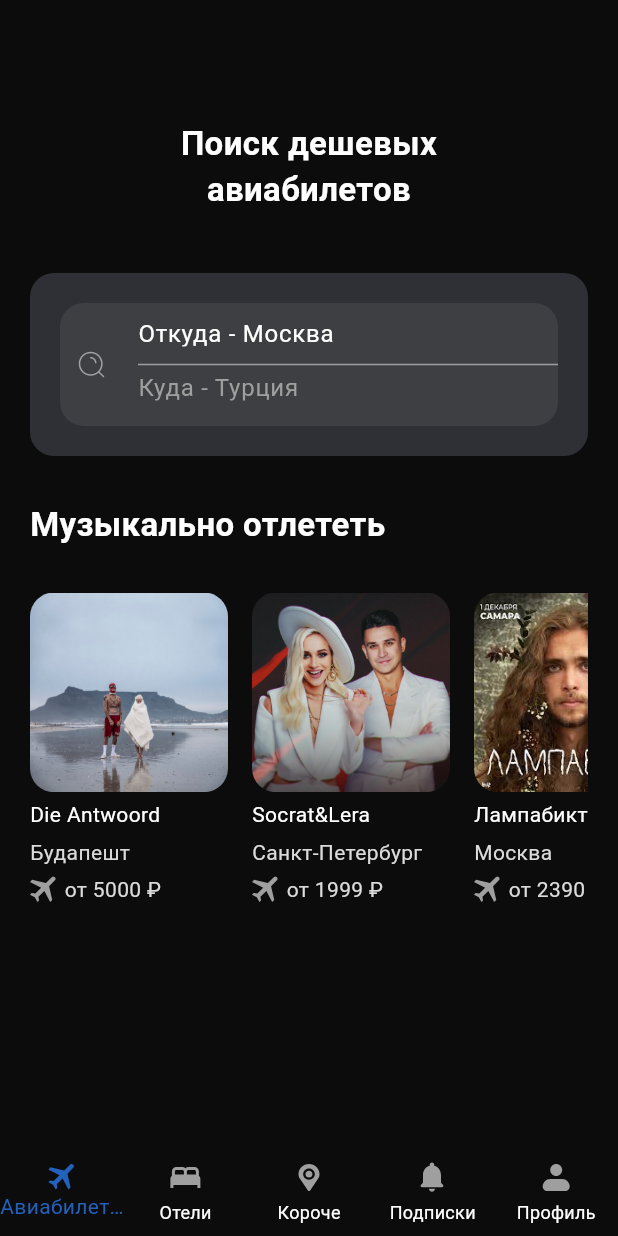
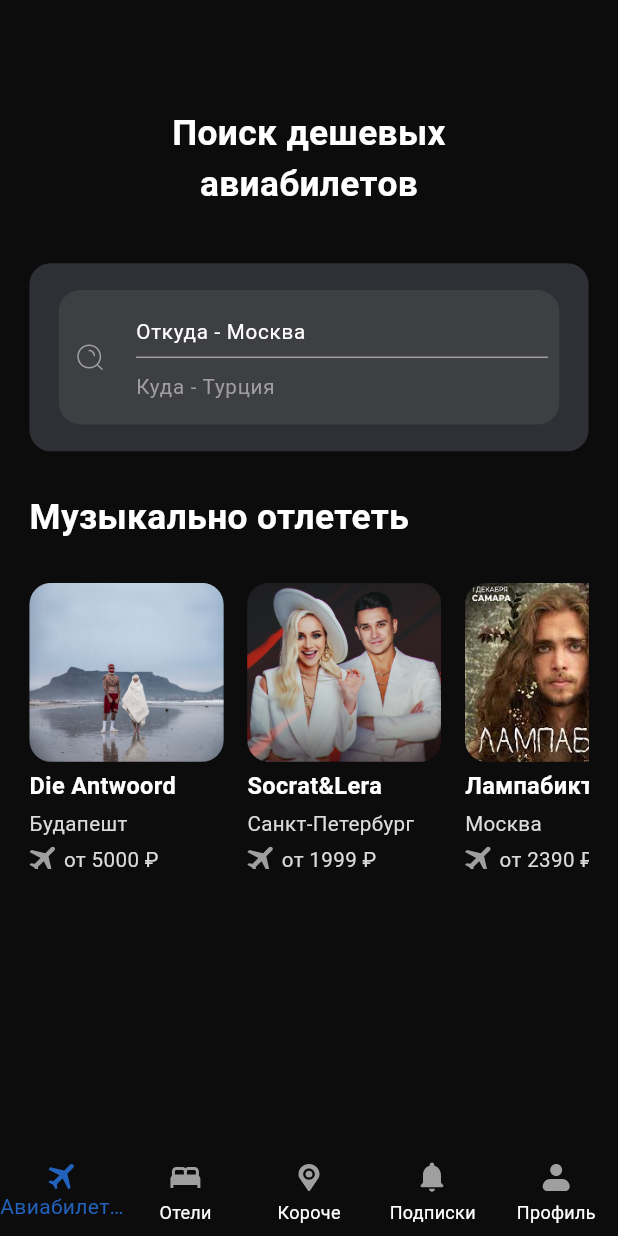
Before and after one commit to diasyerlan/flight_tickets_app_ui, a Flutter app: the screen it shows after launch, on a phone screen of 412 x 824 dp. Run offline on Flutter 3.47's test engine with Material 3 defaults, Android fonts, the phone set to English and light mode, and no system bars; our stand-ins replace flutter_screenutil, flutter_svg, shared_preferences.

Commit message:
minor updates

```diff
--- a/lib/components/bottom_bar.dart
+++ b/lib/components/bottom_bar.dart
@@ -1,5 +1,6 @@
 import 'package:flights_app/constants.dart';
 import 'package:flutter/material.dart';
+import 'package:flutter_screenutil/flutter_screenutil.dart';
 import 'package:flutter_svg/svg.dart';
 
 class CustomBottomBar extends StatelessWidget {
@@ -25,8 +26,8 @@ class CustomBottomBar extends StatelessWidget {
           BottomNavigationBarItem(
               icon: SvgPicture.asset(
                 'assets/icons/plane.svg',
-                height: 20,
-                width: 20,
+                height: 20.h,
+                width: 20.w,
               ),
               activeIcon: SvgPicture.asset('assets/icons/plane_filled.svg'),
               label: 'Авиабилеты'),
--- a/lib/constants.dart
+++ b/lib/constants.dart
@@ -13,3 +13,4 @@ Color blue = const Color(0xFF2261BC);
 const Color grey8 = Color(0xFF242529);
 Color darkBlue1 = const Color(0xFF00427D);
 Color red = const Color(0xFFFF5E5E);
+Color grey9 = const Color(0xFF5E5F61);
--- a/lib/main.dart
+++ b/lib/main.dart
@@ -3,6 +3,7 @@ import 'package:flights_app/models/title_model.dart';
 import 'package:flights_app/screens/bottom_bar.dart';
 import 'package:flutter/material.dart';
 import 'package:flutter_localizations/flutter_localizations.dart';
+import 'package:flutter_screenutil/flutter_screenutil.dart';
 import 'package:provider/provider.dart';
 
 void main() {
@@ -16,7 +17,9 @@ class MyApp extends StatelessWidget {
   // This widget is the root of your application.
   @override
   Widget build(BuildContext context) {
-    return MaterialApp(
+    return ScreenUtilInit(
+      designSize: const Size(420, 920),
+      child: MaterialApp(
           localizationsDelegates: const [
             GlobalMaterialLocalizations.delegate,
             GlobalWidgetsLocalizations.delegate,
@@ -29,14 +32,17 @@ class MyApp extends StatelessWidget {
           debugShowCheckedModeBanner: false,
           title: 'Flutter Demo',
           theme: ThemeData(
+            fontFamily: '',
             brightness: Brightness.dark,
-          bottomSheetTheme: const BottomSheetThemeData(backgroundColor: grey8),
+            bottomSheetTheme:
+                const BottomSheetThemeData(backgroundColor: grey8),
             scaffoldBackgroundColor: black,
             canvasColor: black,
             useMaterial3: true,
           ),
           home: const BottomBar(
             selectedPage: 0,
-        ));
+          )),
+    );
   }
 }
--- a/lib/screens/home_screen.dart
+++ b/lib/screens/home_screen.dart
@@ -5,6 +5,7 @@ import 'package:flights_app/models/title_model.dart';
 import 'package:flights_app/screens/search_screen.dart';
 import 'package:flutter/material.dart';
 import 'package:flutter/services.dart';
+import 'package:flutter_screenutil/flutter_screenutil.dart';
 import 'package:flutter_svg/svg.dart';
 import 'package:provider/provider.dart';
 import 'package:shared_preferences/shared_preferences.dart';
@@ -47,12 +48,12 @@ class _HomeScreenState extends State<HomeScreen> {
     return Column(
       children: [
         Container(
-          width: 200,
-          margin: const EdgeInsets.only(top: 80, bottom: 40),
-          child: const Text(
+          width: 200.w,
+          margin: EdgeInsets.only(top: 80.h, bottom: 40.h),
+          child: Text(
             'Поиск дешевых авиабилетов',
             style: TextStyle(
-              fontSize: 22,
+              fontSize: 24.sp,
               fontWeight: FontWeight.w600,
               color: Colors.white,
             ),
@@ -60,33 +61,34 @@ class _HomeScreenState extends State<HomeScreen> {
           ),
         ),
         Padding(
-          padding: const EdgeInsets.symmetric(horizontal: 20),
+          padding: EdgeInsets.symmetric(horizontal: 20.w),
           child: Column(
             children: [
               Container(
-                height: 122,
+                height: 140.h,
                 decoration: BoxDecoration(
-                    color: grey4, borderRadius: BorderRadius.circular(16)),
+                    color: grey4, borderRadius: BorderRadius.circular(16.r)),
                 child: Container(
-                  margin: const EdgeInsets.all(20),
+                  margin:
+                      EdgeInsets.symmetric(horizontal: 20.w, vertical: 20.h),
                   decoration: BoxDecoration(
-                      color: grey5, borderRadius: BorderRadius.circular(16)),
+                      color: grey5, borderRadius: BorderRadius.circular(16.r)),
                   child: Row(
                     children: [
                       Padding(
-                        padding: const EdgeInsets.symmetric(horizontal: 12),
+                        padding: EdgeInsets.symmetric(horizontal: 12.w),
                         child: SvgPicture.asset('assets/icons/search.svg'),
                       ),
-                      const SizedBox(
-                        width: 10,
+                      SizedBox(
+                        width: 10.w,
                       ),
                       Column(
                         crossAxisAlignment: CrossAxisAlignment.start,
                         mainAxisAlignment: MainAxisAlignment.center,
                         children: [
                           SizedBox(
-                            height: 20,
-                            width: 250,
+                            height: 20.h,
+                            width: 250.w,
                             child: TextField(
                               inputFormatters: [
                                 FilteringTextInputFormatter.allow(
@@ -98,22 +100,23 @@ class _HomeScreenState extends State<HomeScreen> {
                                 _saveText(text);
                               },
                               style: const TextStyle(color: Colors.white),
-                              decoration: const InputDecoration(
-                                  contentPadding: EdgeInsets.only(bottom: 12),
-                                  hintStyle: TextStyle(color: Colors.white),
+                              decoration: InputDecoration(
+                                  contentPadding: EdgeInsets.only(bottom: 14.h),
+                                  hintStyle: TextStyle(
+                                      color: Colors.white, fontSize: 14.sp),
                                   hintText: 'Откуда - Москва',
                                   border: InputBorder.none),
                             ),
                           ),
                           SizedBox(
-                            width: 280,
+                            width: 280.w,
                             child: Divider(
                               color: grey6,
                             ),
                           ),
                           SizedBox(
-                            height: 20,
-                            width: 250,
+                            height: 20.h,
+                            width: 250.w,
                             child: Consumer<TitleModel>(
                               builder: (context, value, _) {
                                 return TextField(
@@ -134,7 +137,7 @@ class _HomeScreenState extends State<HomeScreen> {
                                           height: MediaQuery.of(context)
                                                   .size
                                                   .height *
-                                              0.85,
+                                              0.92,
                                           width:
                                               MediaQuery.of(context).size.width,
                                           child: SearchScreen(
@@ -143,11 +146,12 @@ class _HomeScreenState extends State<HomeScreen> {
                                       },
                                     );
                                   },
-                                  style: const TextStyle(color: Colors.white),
+                                  style: TextStyle(
+                                      color: Colors.white, fontSize: 14.sp),
                                   decoration: InputDecoration(
                                       hintText: 'Куда - Турция',
                                       contentPadding:
-                                          const EdgeInsets.only(bottom: 12),
+                                          EdgeInsets.only(bottom: 10.h),
                                       hintStyle: TextStyle(color: grey6),
                                       border: InputBorder.none),
                                 );
@@ -161,53 +165,57 @@ class _HomeScreenState extends State<HomeScreen> {
                 ),
               ),
               Container(
-                margin: const EdgeInsets.symmetric(vertical: 30),
+                margin: EdgeInsets.symmetric(vertical: 30.h),
                 alignment: Alignment.centerLeft,
-                child: const Text(
+                child: Text(
                   'Музыкально отлететь',
                   style: TextStyle(
-                    fontSize: 22,
+                    fontSize: 24.sp,
                     fontWeight: FontWeight.w600,
                     color: Colors.white,
                   ),
                 ),
               ),
               SizedBox(
-                height: 213,
+                height: 213.h,
                 child: ListView.separated(
                   scrollDirection: Axis.horizontal,
                   itemCount: _items.length,
-                  separatorBuilder: (context, _) => const SizedBox(width: 16),
+                  separatorBuilder: (context, _) => SizedBox(width: 16.w),
                   itemBuilder: (context, index) {
                     return Column(
                       crossAxisAlignment: CrossAxisAlignment.start,
                       children: [
                         SizedBox(
-                          height: 133.16,
-                          width: 132,
+                          height: 133.16.h,
+                          width: 132.w,
                           child: ClipRRect(
-                            borderRadius: BorderRadius.circular(16),
+                            borderRadius: BorderRadius.circular(16.r),
                             child: Image.asset(
                               'assets/images/$index.png',
                               fit: BoxFit.cover,
                             ),
                           ),
                         ),
-                        const SizedBox(height: 5),
+                        SizedBox(height: 5.h),
                         Text(
                           _items[index]['title'],
-                          style: TextStyle(color: white),
+                          style: TextStyle(
+                              color: white,
+                              fontWeight: FontWeight.w600,
+                              fontSize: 16.sp),
                         ),
-                        const SizedBox(height: 5),
+                        SizedBox(height: 5.h),
                         Text(_items[index]['town'],
-                            style: TextStyle(color: grey7)),
-                        const SizedBox(height: 5),
+                            style: TextStyle(color: grey7, fontSize: 14.sp)),
+                        SizedBox(height: 5.h),
                         Row(
                           children: [
                             SvgPicture.asset('assets/icons/plane.svg'),
-                            const SizedBox(width: 5),
+                            SizedBox(width: 5.w),
                             Text('от ${_items[index]['price']['value']} ₽',
-                                style: TextStyle(color: grey7)),
+                                style:
+                                    TextStyle(color: grey7, fontSize: 14.sp)),
                           ],
                         ),
                       ],
--- a/pubspec.yaml
+++ b/pubspec.yaml
@@ -42,6 +42,7 @@ dependencies:
   http: ^1.2.1
   flutter_localizations:
     sdk: flutter
+  flutter_screenutil: ^5.9.0
 
 dev_dependencies:
   flutter_test:
@@ -64,7 +65,8 @@ flutter:
   # included with your application, so that you can use the icons in
   # the material Icons class.
   uses-material-design: true
-
+  fonts:
+    - family: SF Pro Display
   # To add assets to your application, add an assets section, like this:
   assets:
     - assets/
```
Also changed, not shown: lib/components/card.dart (+12 -11 lines), lib/components/container.dart (+5 -4 lines), lib/components/rectangle.dart (+10 -9 lines), lib/components/ticket_tile.dart (+21 -16 lines), lib/screens/all_tickets.dart (+20 -19 lines), lib/screens/search_page_extended.dart (+46 -38 lines), lib/screens/search_screen.dart (+45 -27 lines), pubspec.lock. Lines whose indentation alone changed are shown as unchanged.
